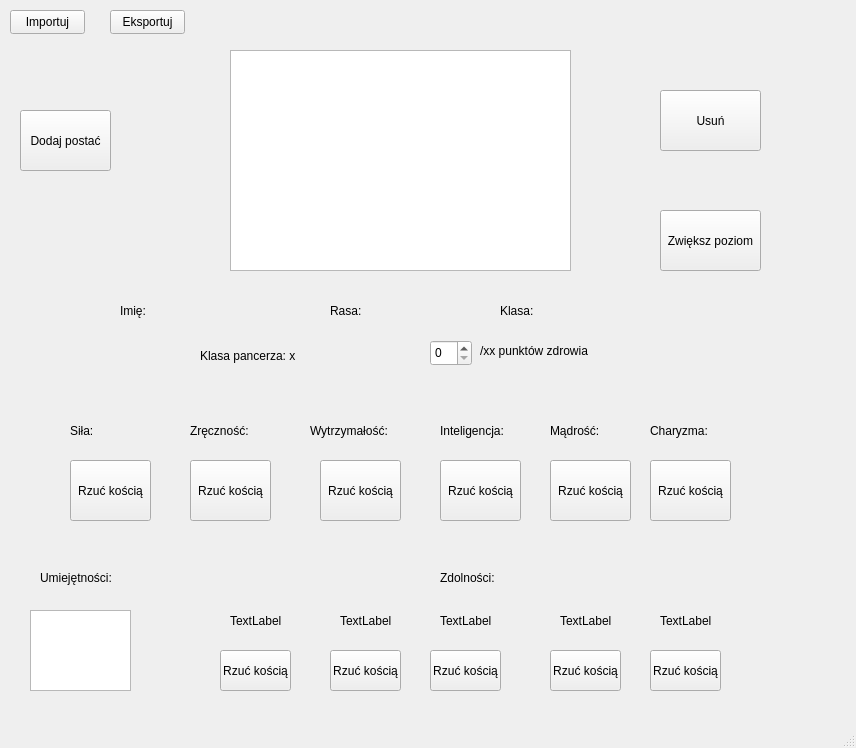
Before: the Qt Designer form mainwindow.ui in Kenzocenzo/project_rpg, drawn with Qt 5.
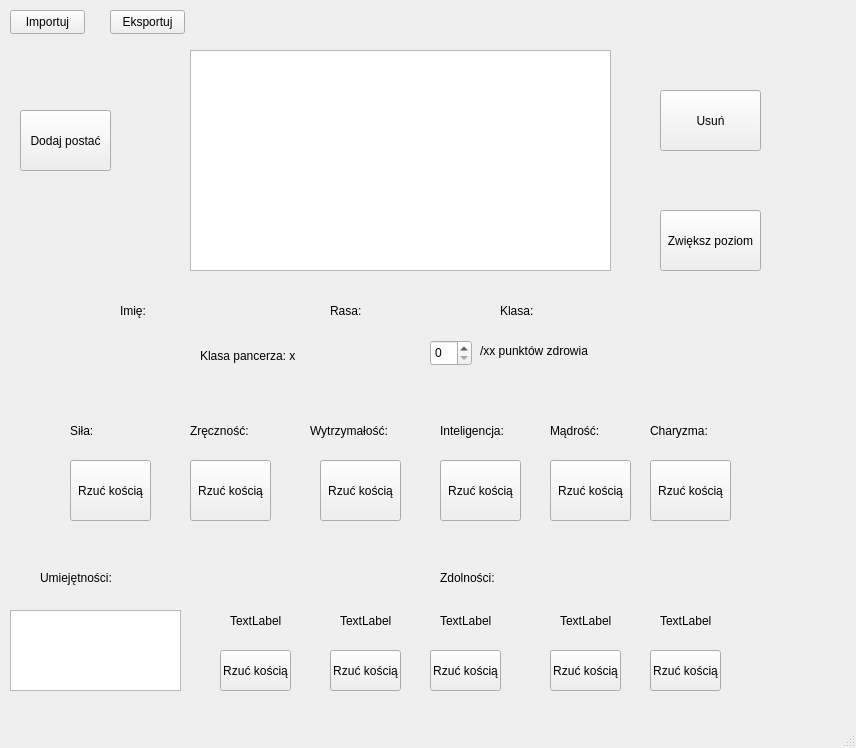
After: the same form once the commit is applied.

The edit to the form file:
```diff
--- a/mainwindow.ui
+++ b/mainwindow.ui
@@ -228,9 +228,9 @@
    <widget class="QListWidget" name="listWidget">
     <property name="geometry">
      <rect>
-      <x>230</x>
+      <x>190</x>
       <y>50</y>
-      <width>341</width>
+      <width>421</width>
       <height>221</height>
      </rect>
     </property>
@@ -303,9 +303,9 @@
    <widget class="QListWidget" name="skillList">
     <property name="geometry">
      <rect>
-      <x>30</x>
+      <x>10</x>
       <y>610</y>
-      <width>101</width>
+      <width>171</width>
       <height>81</height>
      </rect>
     </property>
```
Left out of the diff: 2 changed lines with no effect on the pictures.
